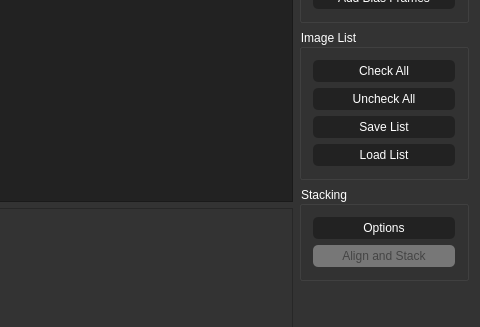
Old version of the form src/ui/mainwindow.ui in the repository BenJuan26/OpenSkyStacker; both pictures show x 544 to 1024 and y 167 to 494 of the 1024 by 768 pixel window.
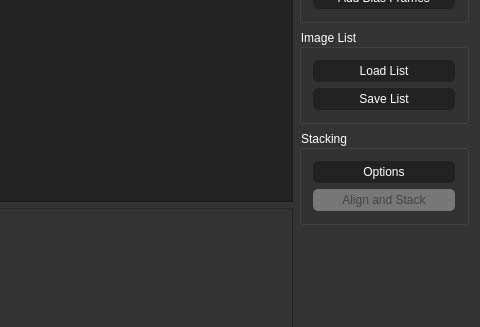
New version of the form. Custom widgets are drawn as their Qt base class.

Patch:
```diff
--- a/src/ui/mainwindow.ui
+++ b/src/ui/mainwindow.ui
@@ -177,27 +177,6 @@
          <string>Image List</string>
         </property>
         <layout class="QVBoxLayout" name="verticalLayout_4">
-         <item>
-          <widget class="QPushButton" name="buttonCheckAll">
-           <property name="text">
-            <string>Check All</string>
-           </property>
-          </widget>
-         </item>
-         <item>
-          <widget class="QPushButton" name="buttonUncheckAll">
-           <property name="text">
-            <string>Uncheck All</string>
-           </property>
-          </widget>
-         </item>
-         <item>
-          <widget class="QPushButton" name="buttonSaveList">
-           <property name="text">
-            <string>Save List</string>
-           </property>
-          </widget>
-         </item>
          <item>
           <widget class="QPushButton" name="buttonLoadList">
            <property name="text">
@@ -205,6 +184,13 @@
            </property>
           </widget>
          </item>
+         <item>
+          <widget class="QPushButton" name="buttonSaveList">
+           <property name="text">
+            <string>Save List</string>
+           </property>
+          </widget>
+         </item>
         </layout>
        </widget>
       </item>
```
Left out of the diff: 2 changed lines with no effect on the pictures.
